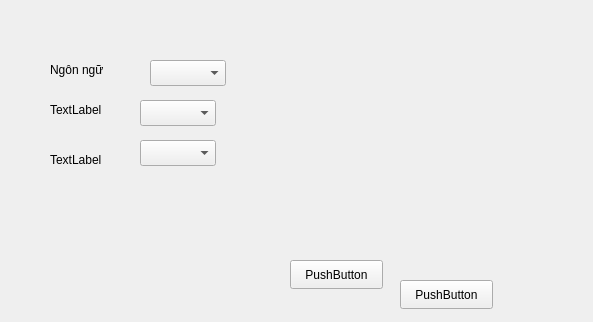
The window that settings.ui (suofujita/nekolibro) describes before a commit, drawn with Qt 5.
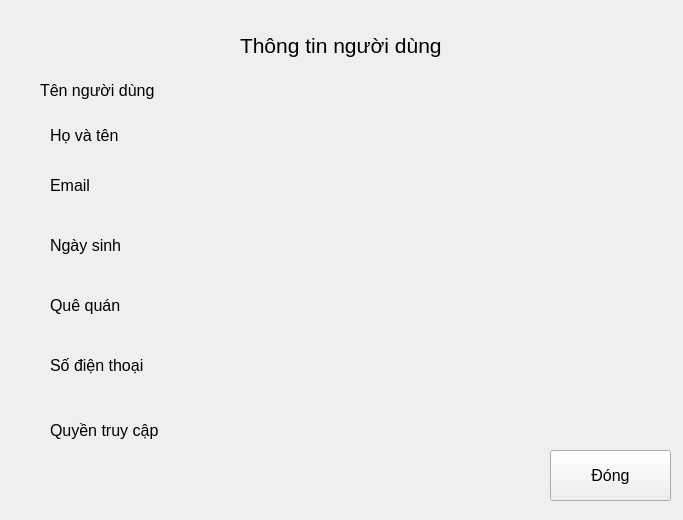
The same window after the commit. Icons and pictures are not drawn.

What changed in the file:
```diff
--- a/settings.ui
+++ b/settings.ui
@@ -6,106 +6,249 @@
    <rect>
     <x>0</x>
     <y>0</y>
-    <width>593</width>
-    <height>322</height>
+    <width>683</width>
+    <height>520</height>
    </rect>
   </property>
+  <property name="font">
+   <font>
+    <pointsize>12</pointsize>
+   </font>
+  </property>
   <property name="windowTitle">
    <string>Form</string>
   </property>
   <widget class="QLabel" name="label">
    <property name="geometry">
     <rect>
-     <x>50</x>
-     <y>60</y>
-     <width>63</width>
-     <height>20</height>
+     <x>40</x>
+     <y>70</y>
+     <width>201</width>
+     <height>41</height>
     </rect>
    </property>
    <property name="text">
-    <string>Ngôn ngữ</string>
+    <string>Tên người dùng</string>
    </property>
   </widget>
   <widget class="QLabel" name="label_2">
    <property name="geometry">
     <rect>
      <x>50</x>
-     <y>100</y>
-     <width>63</width>
-     <height>20</height>
+     <y>110</y>
+     <width>181</width>
+     <height>51</height>
     </rect>
    </property>
    <property name="text">
-    <string>TextLabel</string>
+    <string>Họ và tên</string>
    </property>
   </widget>
   <widget class="QLabel" name="label_3">
    <property name="geometry">
     <rect>
      <x>50</x>
-     <y>150</y>
+     <y>160</y>
      <width>63</width>
-     <height>20</height>
+     <height>51</height>
     </rect>
    </property>
    <property name="text">
-    <string>TextLabel</string>
+    <string>Email</string>
    </property>
   </widget>
-  <widget class="QComboBox" name="comboBox">
+  <widget class="QPushButton" name="close_tab">
    <property name="geometry">
     <rect>
-     <x>150</x>
+     <x>550</x>
+     <y>450</y>
+     <width>121</width>
+     <height>51</height>
+    </rect>
+   </property>
+   <property name="text">
+    <string>Đóng</string>
+   </property>
+   <property name="icon">
+    <iconset resource="galeries.qrc">
+     <normaloff>:/image/cancel.png</normaloff>:/image/cancel.png</iconset>
+   </property>
+   <property name="iconSize">
+    <size>
+     <width>30</width>
+     <height>30</height>
+    </size>
+   </property>
+  </widget>
+  <widget class="QLabel" name="label_4">
+   <property name="geometry">
+    <rect>
+     <x>240</x>
+     <y>20</y>
+     <width>311</width>
+     <height>51</height>
+    </rect>
+   </property>
+   <property name="font">
+    <font>
+     <pointsize>16</pointsize>
+    </font>
+   </property>
+   <property name="text">
+    <string>Thông tin người dùng</string>
+   </property>
+  </widget>
+  <widget class="QLabel" name="username">
+   <property name="geometry">
+    <rect>
+     <x>270</x>
      <y>60</y>
-     <width>76</width>
-     <height>26</height>
+     <width>271</width>
+     <height>51</height>
     </rect>
    </property>
   </widget>
-  <widget class="QComboBox" name="comboBox_2">
+  <widget class="QLabel" name="fullname">
    <property name="geometry">
     <rect>
-     <x>140</x>
-     <y>100</y>
-     <width>76</width>
-     <height>26</height>
+     <x>270</x>
+     <y>110</y>
+     <width>281</width>
+     <height>51</height>
     </rect>
    </property>
   </widget>
-  <widget class="QComboBox" name="comboBox_3">
+  <widget class="QLabel" name="email">
    <property name="geometry">
     <rect>
-     <x>140</x>
-     <y>140</y>
-     <width>76</width>
-     <height>26</height>
+     <x>270</x>
+     <y>160</y>
+     <width>281</width>
+     <height>51</height>
     </rect>
    </property>
   </widget>
-  <widget class="QPushButton" name="pushButton">
+  <widget class="QLabel" name="label_8">
    <property name="geometry">
     <rect>
-     <x>290</x>
-     <y>260</y>
-     <width>93</width>
-     <height>29</height>
+     <x>50</x>
+     <y>220</y>
+     <width>141</width>
+     <height>51</height>
     </rect>
    </property>
    <property name="text">
-    <string>PushButton</string>
+    <string>Ngày sinh</string>
    </property>
   </widget>
-  <widget class="QPushButton" name="pushButton_2">
+  <widget class="QLabel" name="label_9">
    <property name="geometry">
     <rect>
-     <x>400</x>
+     <x>50</x>
      <y>280</y>
-     <width>93</width>
-     <height>29</height>
+     <width>161</width>
+     <height>51</height>
     </rect>
    </property>
    <property name="text">
-    <string>PushButton</string>
+    <string>Quê quán</string>
+   </property>
+  </widget>
+  <widget class="QLabel" name="label_10">
+   <property name="geometry">
+    <rect>
+     <x>50</x>
+     <y>340</y>
+     <width>171</width>
+     <height>51</height>
+    </rect>
+   </property>
+   <property name="text">
+    <string>Số điện thoại</string>
+   </property>
+  </widget>
+  <widget class="QLabel" name="dob">
+   <property name="geometry">
+    <rect>
+     <x>270</x>
+     <y>220</y>
+     <width>281</width>
+     <height>51</height>
+    </rect>
+   </property>
+   <property name="text">
+    <string/>
+   </property>
+  </widget>
+  <widget class="QLabel" name="hometown">
+   <property name="geometry">
+    <rect>
+     <x>270</x>
+     <y>280</y>
+     <width>281</width>
+     <height>51</height>
+    </rect>
+   </property>
+   <property name="text">
+    <string/>
+   </property>
+  </widget>
+  <widget class="QLabel" name="phone">
+   <property name="geometry">
+    <rect>
+     <x>270</x>
+     <y>340</y>
+     <width>271</width>
+     <height>51</height>
+    </rect>
+   </property>
+   <property name="text">
+    <string/>
+   </property>
+  </widget>
+  <widget class="QLabel" name="label_14">
+   <property name="geometry">
+    <rect>
+     <x>50</x>
+     <y>400</y>
+     <width>201</width>
+     <height>61</height>
+    </rect>
+   </property>
+   <property name="text">
+    <string>Quyền truy cập </string>
+   </property>
+  </widget>
+  <widget class="QLabel" name="role">
+   <property name="geometry">
+    <rect>
+     <x>270</x>
+     <y>410</y>
+     <width>271</width>
+     <height>51</height>
+    </rect>
+   </property>
+   <property name="text">
+    <string/>
+   </property>
+  </widget>
+  <widget class="QLabel" name="label_16">
+   <property name="geometry">
+    <rect>
+     <x>160</x>
+     <y>10</y>
+     <width>71</width>
+     <height>51</height>
+    </rect>
+   </property>
+   <property name="text">
+    <string/>
+   </property>
+   <property name="pixmap">
+    <pixmap resource="galeries.qrc">:/image/infor.png</pixmap>
+   </property>
+   <property name="scaledContents">
+    <bool>true</bool>
    </property>
   </widget>
  </widget>
```
Left out of the diff: 13 changed lines with no effect on the pictures.
